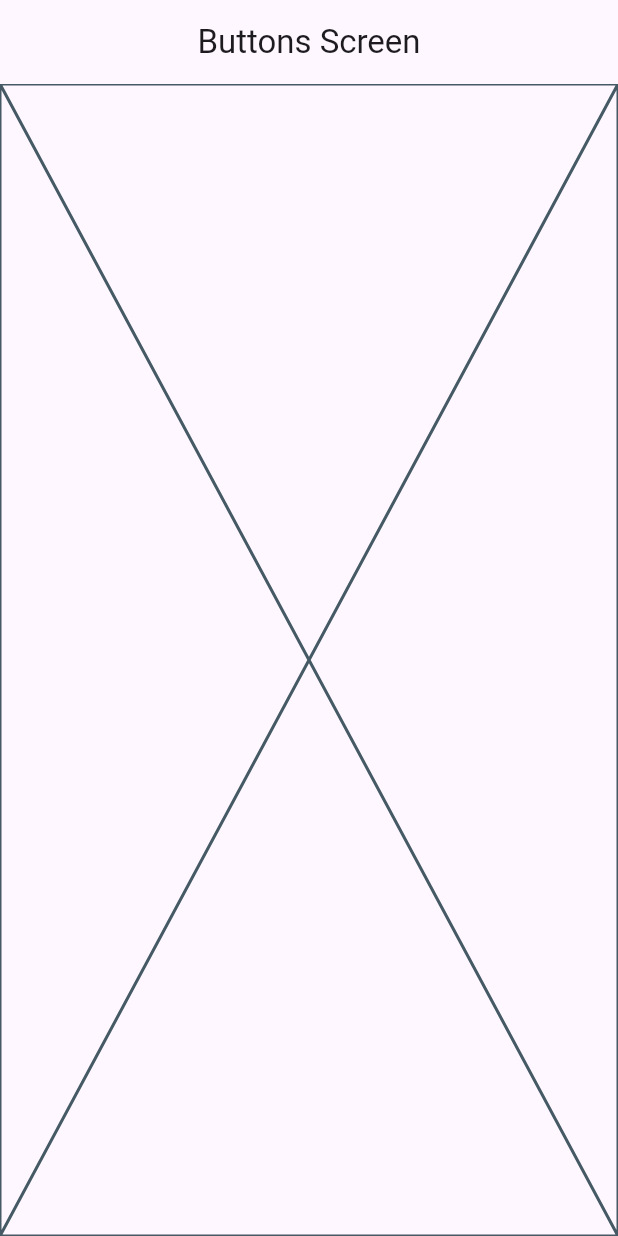
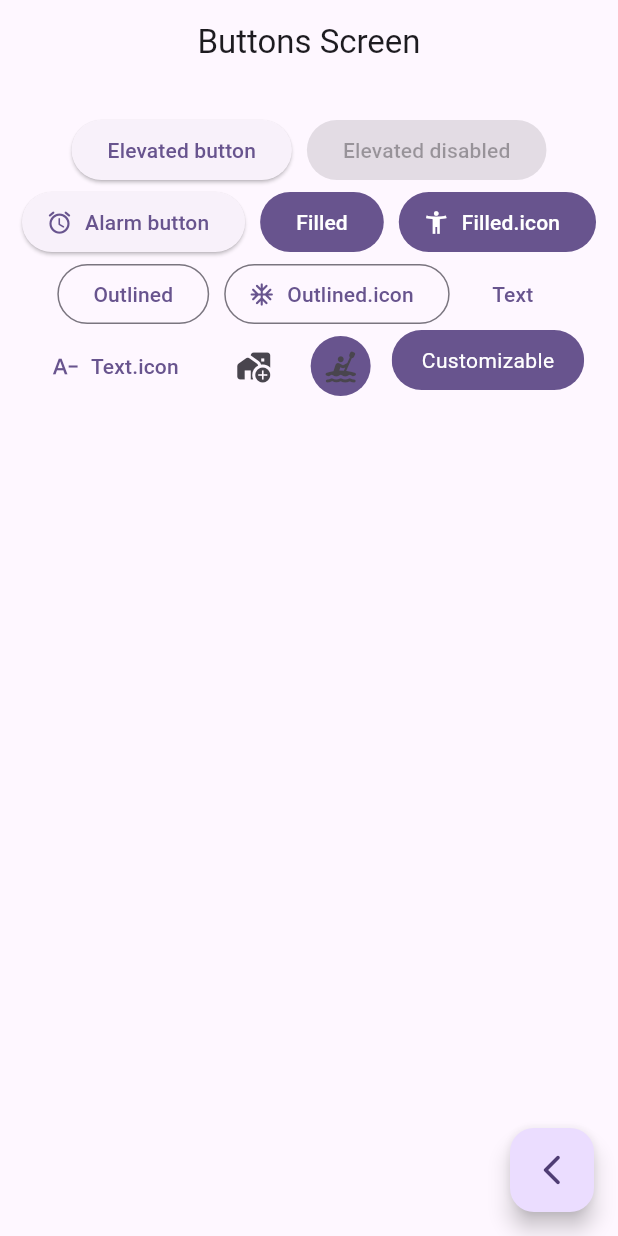
Before and after one commit to rodriandres/flutter-widgets-app, a Flutter app: the ButtonsScreen screen opened by its route, on a phone screen of 412 x 824 dp. Run offline on Flutter 3.47's test engine with Material 3 defaults, Android fonts, the phone set to English and light mode, and no system bars; our stand-ins replace go_router.

Commit message:
custom button for example

```diff
--- a/lib/presentations/screens/buttons/buttons_screen.dart
+++ b/lib/presentations/screens/buttons/buttons_screen.dart
@@ -1,5 +1,6 @@
 
 import 'package:flutter/material.dart';
+import 'package:go_router/go_router.dart';
 
 class ButtonsScreen extends StatelessWidget {
   static const String name = 'buttons_screen';
@@ -13,7 +14,92 @@ class ButtonsScreen extends StatelessWidget {
       appBar: AppBar(
         title: const Text('Buttons Screen'),
       ),
-      body: const Placeholder(),
+      body: const _ButtonsView(),
+      floatingActionButton: FloatingActionButton(
+        child: const Icon( Icons.arrow_back_ios_new_rounded ),
+        onPressed: () {
+          context.pop();
+        },
+      ),
     );
   }
 }
+
+class _ButtonsView extends StatelessWidget {
+  const _ButtonsView();
+
+  @override
+  Widget build(BuildContext context) {
+
+    final colors = Theme.of(context).colorScheme;
+
+    return SizedBox(
+      width: double.infinity,
+      child: Padding(
+        padding: const EdgeInsets.symmetric(horizontal: 10, vertical: 20),
+        child: Wrap(
+          spacing: 10,
+          // crossAxisAlignment: WrapCrossAlignment.center,
+          alignment: WrapAlignment.center,
+          children: [
+            ElevatedButton(onPressed: () {}, child: const Text('Elevated button')),
+            const ElevatedButton(onPressed: null, child: Text('Elevated disabled')),
+            ElevatedButton.icon(
+              onPressed: () {},
+              icon: const Icon( Icons.access_alarm_rounded ),
+              label: const Text('Alarm button')
+            ),
+            FilledButton(onPressed: () {}, child: const Text('Filled')),
+            FilledButton.icon(onPressed: () {}, icon: const Icon( Icons.accessibility_new), label: const Text('Filled.icon')),
+            OutlinedButton(onPressed: () {}, child: const Text('Outlined')),
+            OutlinedButton.icon(
+              onPressed: () {},
+              icon: const Icon( Icons.ac_unit_rounded ),
+              label: const Text('Outlined.icon')
+            ),
+            TextButton(onPressed: () {}, child: const Text('Text')),
+            TextButton.icon(
+              onPressed: () {},
+              icon: const Icon( Icons.text_decrease ),
+              label: const Text('Text.icon')
+            ),
+
+            IconButton(onPressed: () {}, icon: const Icon( Icons.add_home_work_rounded )),
+            IconButton(
+              onPressed: () {},
+              icon: const Icon( Icons.kayaking_rounded ),
+              style: ButtonStyle(
+                backgroundColor: MaterialStatePropertyAll( colors.primary ),
+              ),
+            ),
+            CustomButton(),
+
+          ],
+        ),
+      ),
+    );
+  }
+}
+
+class CustomButton extends StatelessWidget {
+  const CustomButton({super.key});
+
+  @override
+  Widget build(BuildContext context) {
+
+    final colors = Theme.of(context).colorScheme;
+    return ClipRRect(
+      borderRadius: BorderRadius.circular(20),
+      child: Material(
+        color: colors.primary,
+        child: InkWell(
+          onTap: () {},
+          child: Padding(
+            padding: EdgeInsets.symmetric(horizontal: 20, vertical: 10),
+            child: Text('Customizable', style: TextStyle(color: Colors.white),)
+          ),
+        ),
+      ),
+    );
+  }
+}
```
